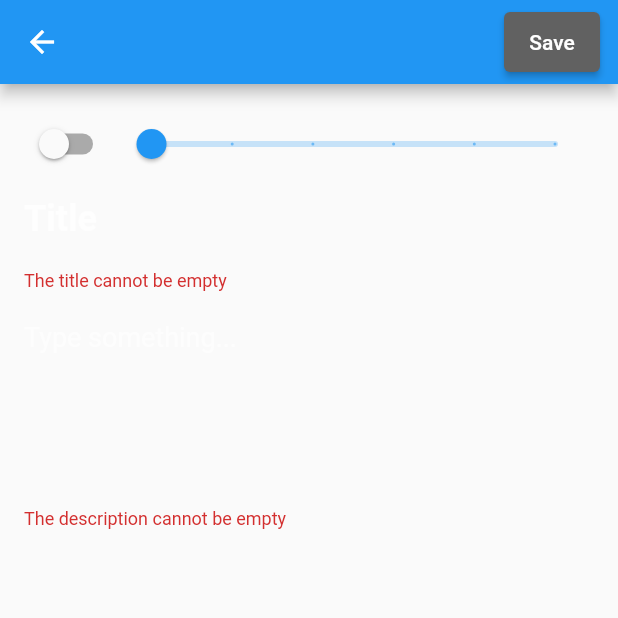
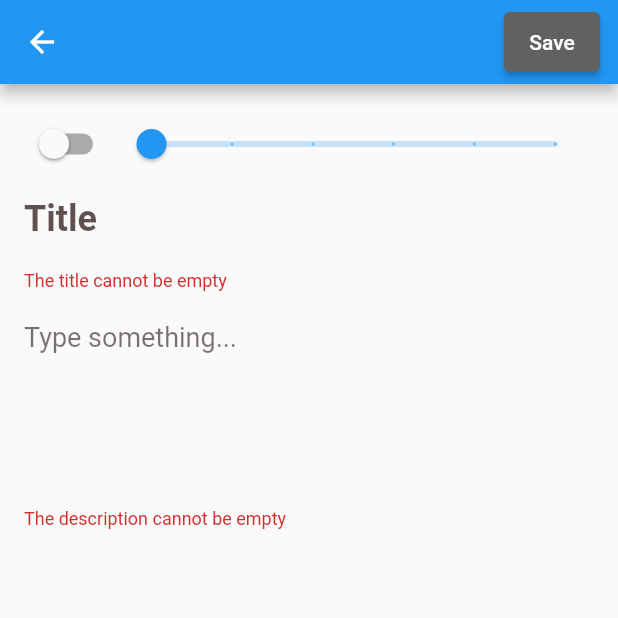
Before and after one commit to nuraybayrakdar/note_app, a Flutter app: the NotesPage screen opened directly, after a tap on the "add" icon, after a tap on "Save", on a phone screen of 412 x 824 dp, the top half of it. Run offline on Flutter 3.47's test engine with Material 2 defaults, Android fonts, the phone set to English and light mode, and no system bars; our stand-ins replace sqflite; accounts and stored records are empty.

```diff
--- a/lib/ui/pages/add_note_page.dart
+++ b/lib/ui/pages/add_note_page.dart
@@ -91,7 +91,7 @@ class _AddNotePageState extends State<AddNotePage> {
         await addNote();
       }
       NotesDatabase.instance.readAllNotes();
-      Navigator.of(context).push(MaterialPageRoute(
+      Navigator.of(context).pushReplacement(MaterialPageRoute(
         builder: (context) => const NotesPage(),
       ));
     }
--- a/lib/ui/pages/notes_page.dart
+++ b/lib/ui/pages/notes_page.dart
@@ -3,6 +3,7 @@ import 'package:flutter_staggered_grid_view/flutter_staggered_grid_view.dart';
 import 'package:note_app/model/note.dart';
 import 'package:note_app/repository/notes_db.dart';
 import 'package:note_app/ui/pages/add_note_page.dart';
+import 'package:note_app/ui/pages/homepage.dart';
 import 'package:note_app/ui/pages/note_detail_page.dart';
 import 'package:note_app/ui/widgets/noteCard.dart';
 
@@ -25,16 +26,9 @@ class _NotesPageState extends State<NotesPage> {
     });
   }
 
-  @override
-  void dispose() {
-    //NotesDatabase.instance.close();
-    super.dispose();
-  }
-
   Future refreshNotes() async {
     setState(() => isLoading = true);
     notes = await NotesDatabase.instance.readAllNotes();
-
     setState(() => isLoading = false);
   }
 
@@ -42,6 +36,13 @@ class _NotesPageState extends State<NotesPage> {
   Widget build(BuildContext context) {
     return Scaffold(
       appBar: AppBar(
+        leading: IconButton(
+          onPressed: () {
+            Navigator.of(context).push(
+                MaterialPageRoute(builder: (context) => const HomePage()));
+          },
+          icon: const Icon(Icons.arrow_back_outlined),
+        ),
         backgroundColor: const Color.fromARGB(255, 3, 102, 53),
         title: const Text(
           "My Notes",
--- a/lib/ui/widgets/noteCard.dart
+++ b/lib/ui/widgets/noteCard.dart
@@ -38,7 +38,7 @@ class NoteCardWidget extends StatelessWidget {
           children: [
             Text(
               time,
-              style: TextStyle(color: Colors.grey.shade700),
+              style: TextStyle(color: Color.fromARGB(255, 34, 20, 20)),
             ),
             const SizedBox(height: 4),
             Text(
--- a/lib/ui/widgets/noteForm.dart
+++ b/lib/ui/widgets/noteForm.dart
@@ -59,14 +59,14 @@ class NoteFormWidget extends StatelessWidget {
         maxLines: 1,
         initialValue: title,
         style: const TextStyle(
-          color: Colors.white70,
+          color: Color.fromARGB(179, 19, 8, 8),
           fontWeight: FontWeight.bold,
           fontSize: 24,
         ),
         decoration: const InputDecoration(
           border: InputBorder.none,
           hintText: 'Title',
-          hintStyle: TextStyle(color: Colors.white70),
+          hintStyle: TextStyle(color: Color.fromARGB(179, 31, 8, 8)),
         ),
         validator: (title) =>
             title != null && title.isEmpty ? 'The title cannot be empty' : null,
@@ -76,11 +76,12 @@ class NoteFormWidget extends StatelessWidget {
   Widget buildDescription() => TextFormField(
         maxLines: 5,
         initialValue: description,
-        style: const TextStyle(color: Colors.white60, fontSize: 18),
+        style:
+            const TextStyle(color: Color.fromARGB(153, 11, 8, 8), fontSize: 18),
         decoration: const InputDecoration(
           border: InputBorder.none,
           hintText: 'Type something...',
-          hintStyle: TextStyle(color: Colors.white60),
+          hintStyle: TextStyle(color: Color.fromARGB(153, 36, 18, 18)),
         ),
         validator: (title) => title != null && title.isEmpty
             ? 'The description cannot be empty'
```
Also changed, not shown: lib/ui/pages/note_detail_page.dart (+12 -5 lines).
